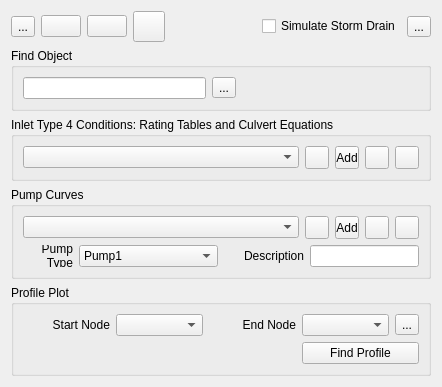
FLO-2DSoftware/qgis-flo-2d-plugin, file flo2d/ui/storm_drain_editor.ui: the form before one commit.
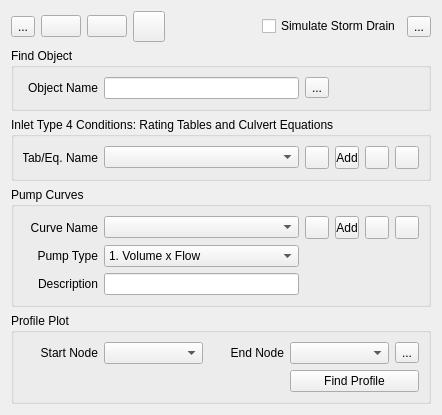
The form after the commit. Icons and pictures are not drawn.

Commit message: Fixed and tested the pump curves on the Storm Drain Editor

Diff of the .ui file:
```diff
--- a/flo2d/ui/storm_drain_editor.ui
+++ b/flo2d/ui/storm_drain_editor.ui
@@ -7,7 +7,7 @@
     <x>0</x>
     <y>0</y>
     <width>442</width>
-    <height>387</height>
+    <height>397</height>
    </rect>
   </property>
   <property name="minimumSize">
@@ -31,8 +31,63 @@
      <layout class="QGridLayout" name="gridLayout_8">
       <item row="0" column="0" colspan="3">
        <layout class="QGridLayout" name="gridLayout_9">
+        <item row="0" column="5" rowspan="3">
+         <widget class="QToolButton" name="center_chbox">
+          <property name="text">
+           <string>...</string>
+          </property>
+          <property name="icon">
+           <iconset>
+            <normaloff>../img/eye-svgrepo-com.svg</normaloff>../img/eye-svgrepo-com.svg</iconset>
+          </property>
+          <property name="checkable">
+           <bool>true</bool>
+          </property>
+         </widget>
+        </item>
+        <item row="3" column="4" colspan="2">
+         <widget class="QPushButton" name="find_profile_btn">
+          <property name="text">
+           <string>Find Profile</string>
+          </property>
+         </widget>
+        </item>
+        <item row="0" column="3" rowspan="3">
+         <widget class="QLabel" name="label_5">
+          <property name="minimumSize">
+           <size>
+            <width>75</width>
+            <height>0</height>
+           </size>
+          </property>
+          <property name="maximumSize">
+           <size>
+            <width>75</width>
+            <height>16777215</height>
+           </size>
+          </property>
+          <property name="text">
+           <string>End Node</string>
+          </property>
+          <property name="alignment">
+           <set>Qt::AlignRight|Qt::AlignTrailing|Qt::AlignVCenter</set>
+          </property>
+         </widget>
+        </item>
         <item row="0" column="1" rowspan="3">
          <widget class="QLabel" name="label_4">
+          <property name="minimumSize">
+           <size>
+            <width>75</width>
+            <height>0</height>
+           </size>
+          </property>
+          <property name="maximumSize">
+           <size>
+            <width>75</width>
+            <height>16777215</height>
+           </size>
+          </property>
           <property name="text">
            <string>Start Node</string>
           </property>
@@ -44,26 +99,6 @@
         <item row="0" column="2" rowspan="3">
          <widget class="QComboBox" name="start_node_cbo"/>
         </item>
-        <item row="0" column="3" rowspan="3">
-         <widget class="QLabel" name="label_5">
-          <property name="text">
-           <string>End Node</string>
-          </property>
-          <property name="alignment">
-           <set>Qt::AlignRight|Qt::AlignTrailing|Qt::AlignVCenter</set>
-          </property>
-         </widget>
-        </item>
-        <item row="0" column="4" rowspan="3">
-         <widget class="QComboBox" name="end_node_cbo"/>
-        </item>
-        <item row="3" column="4" colspan="2">
-         <widget class="QPushButton" name="find_profile_btn">
-          <property name="text">
-           <string>Find Profile</string>
-          </property>
-         </widget>
-        </item>
         <item row="3" column="1" colspan="3">
          <spacer name="horizontalSpacer">
           <property name="orientation">
@@ -77,19 +112,8 @@
           </property>
          </spacer>
         </item>
-        <item row="0" column="5" rowspan="3">
-         <widget class="QToolButton" name="center_chbox">
-          <property name="text">
-           <string>...</string>
-          </property>
-          <property name="icon">
-           <iconset>
-            <normaloff>../img/eye-svgrepo-com.svg</normaloff>../img/eye-svgrepo-com.svg</iconset>
-          </property>
-          <property name="checkable">
-           <bool>true</bool>
-          </property>
-         </widget>
+        <item row="0" column="4" rowspan="3">
+         <widget class="QComboBox" name="end_node_cbo"/>
         </item>
        </layout>
       </item>
@@ -104,20 +128,17 @@
      <layout class="QGridLayout" name="gridLayout_2">
       <item row="0" column="0">
        <layout class="QGridLayout" name="gridLayout">
-        <item row="0" column="2">
-         <spacer name="horizontalSpacer_2">
-          <property name="orientation">
-           <enum>Qt::Horizontal</enum>
+        <item row="0" column="1" colspan="2">
+         <widget class="QLineEdit" name="object_le">
+          <property name="sizePolicy">
+           <sizepolicy hsizetype="Preferred" vsizetype="Fixed">
+            <horstretch>0</horstretch>
+            <verstretch>0</verstretch>
+           </sizepolicy>
           </property>
-          <property name="sizeHint" stdset="0">
-           <size>
-            <width>40</width>
-            <height>20</height>
-           </size>
-          </property>
-         </spacer>
+         </widget>
         </item>
-        <item row="0" column="1">
+        <item row="0" column="3">
          <widget class="QToolButton" name="find_object_btn">
           <property name="text">
            <string>...</string>
@@ -129,7 +150,42 @@
          </widget>
         </item>
         <item row="0" column="0">
-         <widget class="QLineEdit" name="object_le"/>
+         <widget class="QLabel" name="label_7">
+          <property name="minimumSize">
+           <size>
+            <width>75</width>
+            <height>0</height>
+           </size>
+          </property>
+          <property name="maximumSize">
+           <size>
+            <width>75</width>
+            <height>16777215</height>
+           </size>
+          </property>
+          <property name="text">
+           <string>Object Name</string>
+          </property>
+          <property name="alignment">
+           <set>Qt::AlignRight|Qt::AlignTrailing|Qt::AlignVCenter</set>
+          </property>
+         </widget>
+        </item>
+        <item row="0" column="4">
+         <spacer name="horizontalSpacer_2">
+          <property name="orientation">
+           <enum>Qt::Horizontal</enum>
+          </property>
+          <property name="sizeType">
+           <enum>QSizePolicy::Fixed</enum>
+          </property>
+          <property name="sizeHint" stdset="0">
+           <size>
+            <width>90</width>
+            <height>20</height>
+           </size>
+          </property>
+         </spacer>
         </item>
        </layout>
       </item>
@@ -153,6 +209,34 @@
         <property name="sizeConstraint">
          <enum>QLayout::SetDefaultConstraint</enum>
         </property>
+        <item>
+         <widget class="QLabel" name="label_2">
+          <property name="sizePolicy">
+           <sizepolicy hsizetype="Preferred" vsizetype="Preferred">
+            <horstretch>0</horstretch>
+            <verstretch>0</verstretch>
+           </sizepolicy>
+          </property>
+          <property name="minimumSize">
+           <size>
+            <width>75</width>
+            <height>0</height>
+           </size>
+          </property>
+          <property name="maximumSize">
+           <size>
+            <width>75</width>
+            <height>16777215</height>
+           </size>
+          </property>
+          <property name="text">
+           <string>Tab/Eq. Name</string>
+          </property>
+          <property name="alignment">
+           <set>Qt::AlignRight|Qt::AlignTrailing|Qt::AlignVCenter</set>
+          </property>
+         </widget>
+        </item>
         <item>
          <widget class="QComboBox" name="SD_type4_cbo">
           <property name="enabled">
@@ -324,8 +408,137 @@
      </property>
      <layout class="QGridLayout" name="gridLayout_4">
       <item row="0" column="0">
-       <layout class="QHBoxLayout" name="horizontalLayout_2">
-        <item>
+       <layout class="QGridLayout" name="gridLayout_3">
+        <item row="1" column="0">
+         <widget class="QLabel" name="label_3">
+          <property name="sizePolicy">
+           <sizepolicy hsizetype="Preferred" vsizetype="Preferred">
+            <horstretch>0</horstretch>
+            <verstretch>0</verstretch>
+           </sizepolicy>
+          </property>
+          <property name="minimumSize">
+           <size>
+            <width>75</width>
+            <height>0</height>
+           </size>
+          </property>
+          <property name="maximumSize">
+           <size>
+            <width>75</width>
+            <height>16777215</height>
+           </size>
+          </property>
+          <property name="sizeIncrement">
+           <size>
+            <width>31</width>
+            <height>0</height>
+           </size>
+          </property>
+          <property name="text">
+           <string>Pump Type</string>
+          </property>
+          <property name="alignment">
+           <set>Qt::AlignRight|Qt::AlignTrailing|Qt::AlignVCenter</set>
+          </property>
+          <property name="wordWrap">
+           <bool>false</bool>
+          </property>
+         </widget>
+        </item>
+        <item row="0" column="7">
+         <widget class="QToolButton" name="rename_pump_curve_btn">
+          <property name="enabled">
+           <bool>true</bool>
+          </property>
+          <property name="minimumSize">
+           <size>
+            <width>0</width>
+            <height>0</height>
+           </size>
+          </property>
+          <property name="maximumSize">
+           <size>
+            <width>24</width>
+            <height>24</height>
+           </size>
+          </property>
+          <property name="toolTip">
+           <string>Rename pump curve</string>
+          </property>
+          <property name="text">
+           <string/>
+          </property>
+          <property name="icon">
+           <iconset>
+            <normaloff>../img/change_name.svg</normaloff>../img/change_name.svg</iconset>
+          </property>
+         </widget>
+        </item>
+        <item row="0" column="0">
+         <widget class="QLabel" name="label">
+          <property name="minimumSize">
+           <size>
+            <width>75</width>
+            <height>0</height>
+           </size>
+          </property>
+          <property name="maximumSize">
+           <size>
+            <width>75</width>
+            <height>16777215</height>
+           </size>
+          </property>
+          <property name="text">
+           <string>Curve Name</string>
+          </property>
+          <property name="alignment">
+           <set>Qt::AlignRight|Qt::AlignTrailing|Qt::AlignVCenter</set>
+          </property>
+          <property name="wordWrap">
+           <bool>false</bool>
+          </property>
+         </widget>
+        </item>
+        <item row="0" column="5">
+         <widget class="QToolButton" name="add_predefined_pump_curve_btn">
+          <property name="sizePolicy">
+           <sizepolicy hsizetype="Fixed" vsizetype="Fixed">
+            <horstretch>0</horstretch>
+            <verstretch>0</verstretch>
+           </sizepolicy>
+          </property>
+          <property name="minimumSize">
+           <size>
+            <width>0</width>
+            <height>0</height>
+           </size>
+          </property>
+          <property name="maximumSize">
+           <size>
+            <width>24</width>
+            <height>24</height>
+           </size>
+          </property>
+          <property name="toolTip">
+           <string>Add predefined pump curve</string>
+          </property>
+          <property name="text">
+           <string>Add</string>
+          </property>
+          <property name="icon">
+           <iconset>
+            <normaloff>../img/mActionOpenFile.svg</normaloff>../img/mActionOpenFile.svg</iconset>
+          </property>
+          <property name="iconSize">
+           <size>
+            <width>25</width>
+            <height>25</height>
+           </size>
+          </property>
+         </widget>
+        </item>
+        <item row="0" column="1" colspan="3">
          <widget class="QComboBox" name="pump_curve_cbo">
           <property name="sizePolicy">
            <sizepolicy hsizetype="Preferred" vsizetype="Fixed">
@@ -353,74 +566,7 @@
           </property>
          </widget>
         </item>
-        <item>
-         <widget class="QToolButton" name="add_pump_curve_btn">
-          <property name="enabled">
-           <bool>true</bool>
-          </property>
-          <property name="minimumSize">
-           <size>
-            <width>0</width>
-            <height>0</height>
-           </size>
-          </property>
-          <property name="maximumSize">
-           <size>
-            <width>24</width>
-            <height>24</height>
-           </size>
-          </property>
-          <property name="toolTip">
-           <string>Add pump curve</string>
-          </property>
-          <property name="text">
-           <string/>
-          </property>
-          <property name="icon">
-           <iconset>
-            <normaloff>../img/add_table_data.svg</normaloff>../img/add_table_data.svg</iconset>
-          </property>
-         </widget>
-        </item>
-        <item>
-         <widget class="QToolButton" name="add_predefined_pump_curve_btn">
-          <property name="sizePolicy">
-           <sizepolicy hsizetype="Fixed" vsizetype="Fixed">
-            <horstretch>0</horstretch>
-            <verstretch>0</verstretch>
-           </sizepolicy>
-          </property>
-          <property name="minimumSize">
-           <size>
-            <width>0</width>
-            <height>0</height>
-           </size>
-          </property>
-          <property name="maximumSize">
-           <size>
-            <width>24</width>
-            <height>24</height>
-           </size>
-          </property>
-          <property name="toolTip">
-           <string>Add predefined pump curve</string>
-          </property>
-          <property name="text">
-           <string>Add</string>
-          </property>
-          <property name="icon">
-           <iconset>
-            <normaloff>../img/mActionOpenFile.svg</normaloff>../img/mActionOpenFile.svg</iconset>
-          </property>
-          <property name="iconSize">
-           <size>
-            <width>25</width>
-            <height>25</height>
-           </size>
-          </property>
-         </widget>
-        </item>
-        <item>
+        <item row="0" column="6">
          <widget class="QToolButton" name="remove_pump_curve_btn">
           <property name="enabled">
            <bool>true</bool>
@@ -449,8 +595,8 @@
           </property>
          </widget>
         </item>
-        <item>
-         <widget class="QToolButton" name="rename_pump_curve_btn">
+        <item row="0" column="4">
+         <widget class="QToolButton" name="add_pump_curve_btn">
           <property name="enabled">
            <bool>true</bool>
           </property>
@@ -467,160 +613,132 @@
            </size>
           </property>
           <property name="toolTip">
-           <string>Rename pump curve</string>
+           <string>Add pump curve</string>
           </property>
           <property name="text">
            <string/>
           </property>
           <property name="icon">
            <iconset>
-            <normaloff>../img/change_name.svg</normaloff>../img/change_name.svg</iconset>
+            <normaloff>../img/add_table_data.svg</normaloff>../img/add_table_data.svg</iconset>
           </property>
          </widget>
         </item>
-       </layout>
-      </item>
-      <item row="1" column="0">
-       <layout class="QHBoxLayout" name="horizontalLayout_8">
-        <item>
-         <layout class="QHBoxLayout" name="horizontalLayout_7">
+        <item row="2" column="0">
+         <widget class="QLabel" name="label_6">
+          <property name="sizePolicy">
+           <sizepolicy hsizetype="Preferred" vsizetype="Preferred">
+            <horstretch>0</horstretch>
+            <verstretch>0</verstretch>
+           </sizepolicy>
+          </property>
+          <property name="minimumSize">
+           <size>
+            <width>75</width>
+            <height>0</height>
+           </size>
+          </property>
+          <property name="maximumSize">
+           <size>
+            <width>75</width>
+            <height>16777215</height>
+           </size>
+          </property>
+          <property name="text">
+           <string>Description</string>
+          </property>
+          <property name="alignment">
+           <set>Qt::AlignRight|Qt::AlignTrailing|Qt::AlignVCenter</set>
+          </property>
+         </widget>
+        </item>
+        <item row="1" column="1" colspan="3">
+         <widget class="QComboBox" name="pump_curve_type_cbo">
+          <property name="sizePolicy">
+           <sizepolicy hsizetype="Preferred" vsizetype="Fixed">
+            <horstretch>0</horstretch>
+            <verstretch>0</verstretch>
+           </sizepolicy>
+          </property>
+          <property name="minimumSize">
+           <size>
+            <width>0</width>
+            <height>0</height>
+           </size>
+          </property>
+          <property name="maximumSize">
+           <size>
+            <width>16777215</width>
+            <height>16777215</height>
+           </size>
+          </property>
+          <property name="toolTip">
+           <string>&lt;html&gt;&lt;head/&gt;&lt;body&gt;&lt;p&gt;&lt;span style=&quot; font-weight:600;&quot;&gt;1.&lt;/span&gt; Consists of a series of constant flow rates that apply over a corresponding series of volume intervals at the pump’s inlet node. &lt;/p&gt;&lt;p&gt;&lt;span style=&quot; font-weight:600;&quot;&gt;2.&lt;/span&gt; Similar to a Type1 pump except that the fixed flow rate levels vary over a set of depth intervals at the pump’s inlet node. &lt;/p&gt;&lt;p&gt;&lt;span style=&quot; font-weight:600;&quot;&gt;3.&lt;/span&gt; A centrifugal pump characteristic curve at some nominal impeller speed represented in a piecewise linear fashion. Flow is a function of the head difference between the inlet and outlet nodes. &lt;/p&gt;&lt;p&gt;&lt;span style=&quot; font-weight:600;&quot;&gt;4.&lt;/span&gt; A variable speed in-line pump where flow varies continuously with inlet node depth.&lt;/p&gt;&lt;/body&gt;&lt;/html&gt;</string>
+          </property>
+          <property name="currentText">
+           <string>1. Volume x Flow</string>
+          </property>
           <item>
-           <widget class="QLabel" name="label_3">
-            <property name="sizePolicy">
-             <sizepolicy hsizetype="Fixed" vsizetype="Preferred">
-              <horstretch>0</horstretch>
-              <verstretch>0</verstretch>
-             </sizepolicy>
-            </property>
-            <property name="minimumSize">
-             <size>
-              <width>50</width>
-              <height>0</height>
-             </size>
-            </property>
-            <property name="maximumSize">
-             <size>
-              <width>16777215</width>
-              <height>16777215</height>
-             </size>
-            </property>
-            <property name="sizeIncrement">
-             <size>
-              <width>31</width>
-              <height>0</height>
-             </size>
-            </property>
-            <property name="text">
-             <string>Pump Type</string>
-            </property>
-            <property name="alignment">
-             <set>Qt::AlignRight|Qt::AlignTrailing|Qt::AlignVCenter</set>
-            </property>
-            <property name="wordWrap">
-             <bool>true</bool>
-            </property>
-           </widget>
+           <property name="text">
+            <string>1. Volume x Flow</string>
+           </property>
           </item>
           <item>
-           <widget class="QComboBox" name="pump_curve_type_cbo">
-            <property name="sizePolicy">
-             <sizepolicy hsizetype="Preferred" vsizetype="Fixed">
-              <horstretch>0</horstretch>
-              <verstretch>0</verstretch>
-             </sizepolicy>
-            </property>
-            <property name="minimumSize">
-             <size>
-              <width>0</width>
-              <height>0</height>
-             </size>
-            </property>
-            <property name="maximumSize">
-             <size>
-              <width>16777215</width>
-              <height>16777215</height>
-             </size>
-            </property>
-            <property name="currentText">
-             <string>Pump1</string>
-            </property>
-            <item>
-             <property name="text">
-              <string>Pump1</string>
-             </property>
-            </item>
-            <item>
-             <property name="text">
-              <string>Pump2</string>
-             </property>
-            </item>
-            <item>
-             <property name="text">
-              <string>Pump3</string>
-             </property>
-            </item>
-            <item>
-             <property name="text">
-              <string>Pump4</string>
-             </property>
-            </item>
-           </widget>
+           <property name="text">
+            <string>2. Depth x Flow</string>
+           </property>
           </item>
-         </layout>
-        </item>
-        <item>
-         <layout class="QHBoxLayout" name="horizontalLayout_6">
           <item>
-           <widget class="QLabel" name="label_6">
-            <property name="sizePolicy">
-             <sizepolicy hsizetype="Fixed" vsizetype="Preferred">
-              <horstretch>0</horstretch>
-              <verstretch>0</verstretch>
-             </sizepolicy>
-            </property>
-            <property name="minimumSize">
-             <size>
-              <width>80</width>
-              <height>0</height>
-             </size>
-            </property>
-            <property name="maximumSize">
-             <size>
-              <width>16777215</width>
-              <height>16777215</height>
-             </size>
-            </property>
-            <property name="text">
-             <string>Description</string>
-            </property>
-            <property name="alignment">
-             <set>Qt::AlignRight|Qt::AlignTrailing|Qt::AlignVCenter</set>
-            </property>
-           </widget>
+           <property name="text">
+            <string>3. Flow x Head</string>
+           </property>
           </item>
           <item>
-           <widget class="QLineEdit" name="pump_curve_description_le">
-            <property name="sizePolicy">
-             <sizepolicy hsizetype="Preferred" vsizetype="Fixed">
-              <horstretch>0</horstretch>
-              <verstretch>0</verstretch>
-             </sizepolicy>
-            </property>
-            <property name="minimumSize">
-             <size>
-              <width>0</width>
-              <height>0</height>
-             </size>
-            </property>
-            <property name="maximumSize">
-             <size>
-              <width>16777215</width>
-              <height>16777215</height>
-             </size>
-            </property>
-           </widget>
+           <property name="text">
+            <string>4. Depth x Flow</string>
+           </property>
           </item>
-         </layout>
+          <item>
+           <property name="text">
+            <string>Ideal</string>
+           </property>
+          </item>
+         </widget>
+        </item>
+        <item row="2" column="1" colspan="3">
+         <widget class="QLineEdit" name="pump_curve_description_le">
+          <property name="sizePolicy">
+           <sizepolicy hsizetype="Preferred" vsizetype="Fixed">
+            <horstretch>0</horstretch>
+            <verstretch>0</verstretch>
+           </sizepolicy>
+          </property>
+          <property name="minimumSize">
+           <size>
+            <width>0</width>
+            <height>0</height>
+           </size>
+          </property>
+          <property name="maximumSize">
+           <size>
+            <width>16777215</width>
+            <height>16777215</height>
+           </size>
+          </property>
+         </widget>
+        </item>
+        <item row="1" column="4" rowspan="2" colspan="4">
+         <spacer name="horizontalSpacer_4">
+          <property name="orientation">
+           <enum>Qt::Horizontal</enum>
+          </property>
+          <property name="sizeHint" stdset="0">
+           <size>
+            <width>40</width>
+            <height>20</height>
+           </size>
+          </property>
+         </spacer>
         </item>
        </layout>
       </item>
```
Left out of the diff: 2 changed lines with no effect on the pictures. The commit also changes 3 other files.
